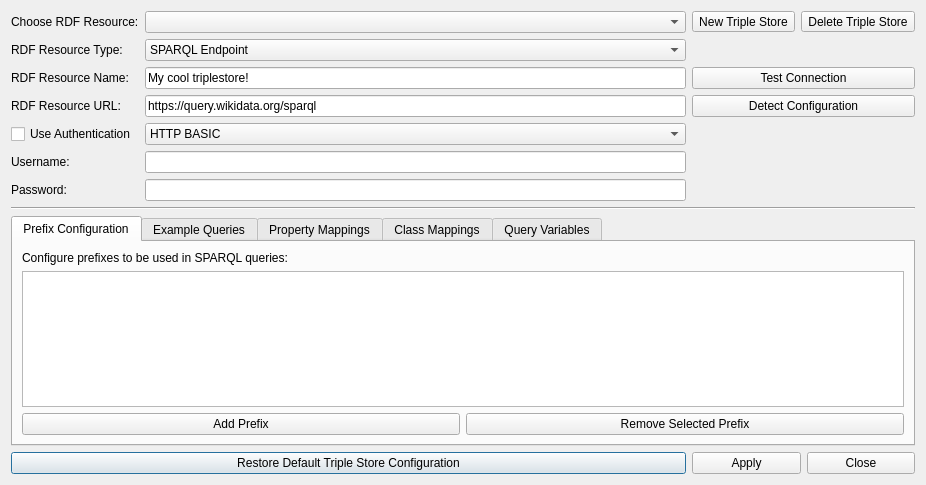
First picture: the form in dialogs/ui/triplestoredialog.ui, repository sparqlunicorn/sparqlunicornGoesGIS, before the edit.
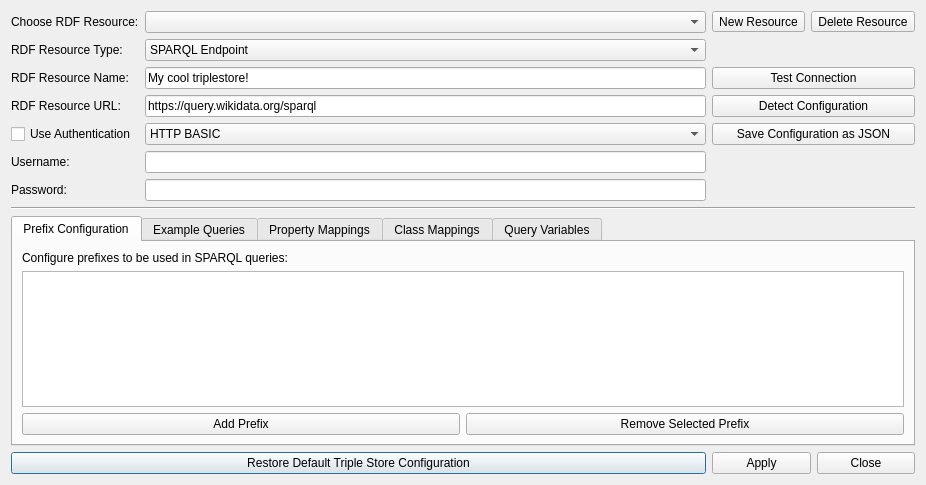
Second picture: the form after the edit.

Commit message: json export of triple store conf

Patch:
```diff
--- a/dialogs/ui/triplestoredialog.ui
+++ b/dialogs/ui/triplestoredialog.ui
@@ -29,14 +29,14 @@
      <item>
       <widget class="QToolButton" name="newTripleStore">
        <property name="text">
-        <string>New Triple Store</string>
+        <string>New Resource</string>
        </property>
       </widget>
      </item>
      <item>
       <widget class="QToolButton" name="deleteTripleStore">
        <property name="text">
-        <string>Delete Triple Store</string>
+        <string>Delete Resource</string>
        </property>
       </widget>
      </item>
@@ -564,6 +564,13 @@
      </item>
     </widget>
    </item>
+   <item row="4" column="2">
+    <widget class="QPushButton" name="configurationAsJSONButton">
+     <property name="text">
+      <string>Save Configuration as JSON</string>
+     </property>
+    </widget>
+   </item>
   </layout>
  </widget>
  <resources/>
```
Left out of the diff: 8 changed lines with no effect on the pictures. The commit also changes 11 other files.
